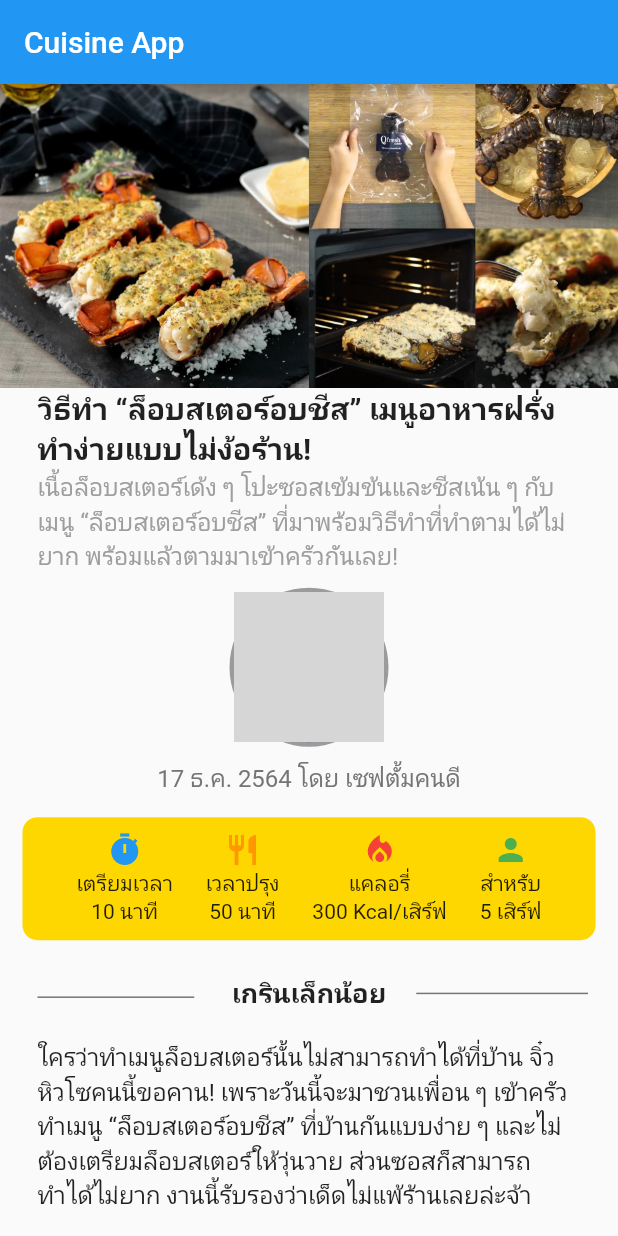
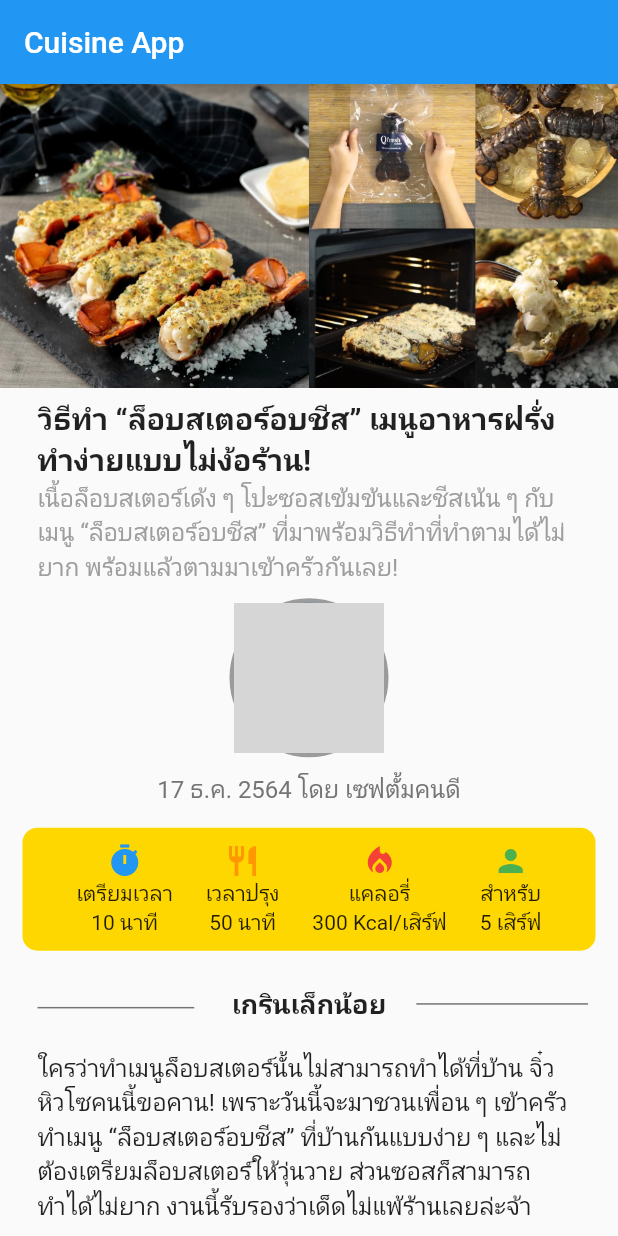
Before and after one commit to TumYothin/Cuisine-app, a Flutter app: the screen it shows after launch, on a phone screen of 412 x 824 dp. Run offline on Flutter 3.47's test engine with Material 2 defaults, Android fonts, the phone set to English and light mode, and no system bars; our stand-ins replace font_awesome_flutter, google_fonts; network calls fail; Roboto replaces fonts that are missing (Prompt); grey boxes are pictures that could not be loaded.

Commit message:
5-commit

```diff
--- a/lib/page/menu.dart
+++ b/lib/page/menu.dart
@@ -15,7 +15,10 @@ class MyHomePage extends StatelessWidget {
         child: Center(
           child: ListView(
             children: [
-              pic_cover(),
+              Padding(
+                padding: const EdgeInsets.only(bottom: 7),
+                child: pic_cover(),
+              ),
               infor(),
               profile(),
               name_chef(),
```
